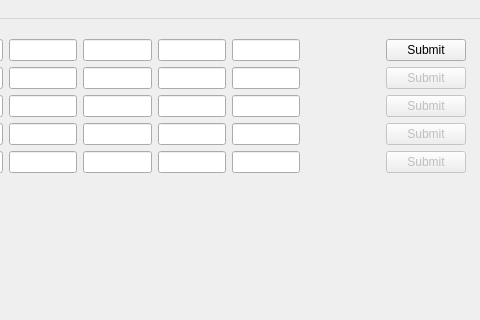
benmurray/wordleHelper, file wordle_solver.ui: the form before one commit; both pictures show x 85 to 565 and y 0 to 320 of the 565 by 679 pixel window.
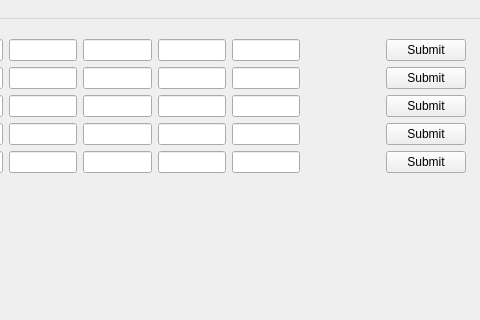
The form after the commit.

Diff of the .ui file:
```diff
--- a/wordle_solver.ui
+++ b/wordle_solver.ui
@@ -102,7 +102,7 @@
        <item>
         <widget class="QPushButton" name="row1Submit">
          <property name="enabled">
-          <bool>false</bool>
+          <bool>true</bool>
          </property>
          <property name="text">
           <string>Submit</string>
@@ -147,7 +147,7 @@
        <item>
         <widget class="QPushButton" name="row2Submit">
          <property name="enabled">
-          <bool>false</bool>
+          <bool>true</bool>
          </property>
          <property name="text">
           <string>Submit</string>
@@ -192,7 +192,7 @@
        <item>
         <widget class="QPushButton" name="row3Submit">
          <property name="enabled">
-          <bool>false</bool>
+          <bool>true</bool>
          </property>
          <property name="text">
           <string>Submit</string>
@@ -237,7 +237,7 @@
        <item>
         <widget class="QPushButton" name="row4Submit">
          <property name="enabled">
-          <bool>false</bool>
+          <bool>true</bool>
          </property>
          <property name="text">
           <string>Submit</string>
```
